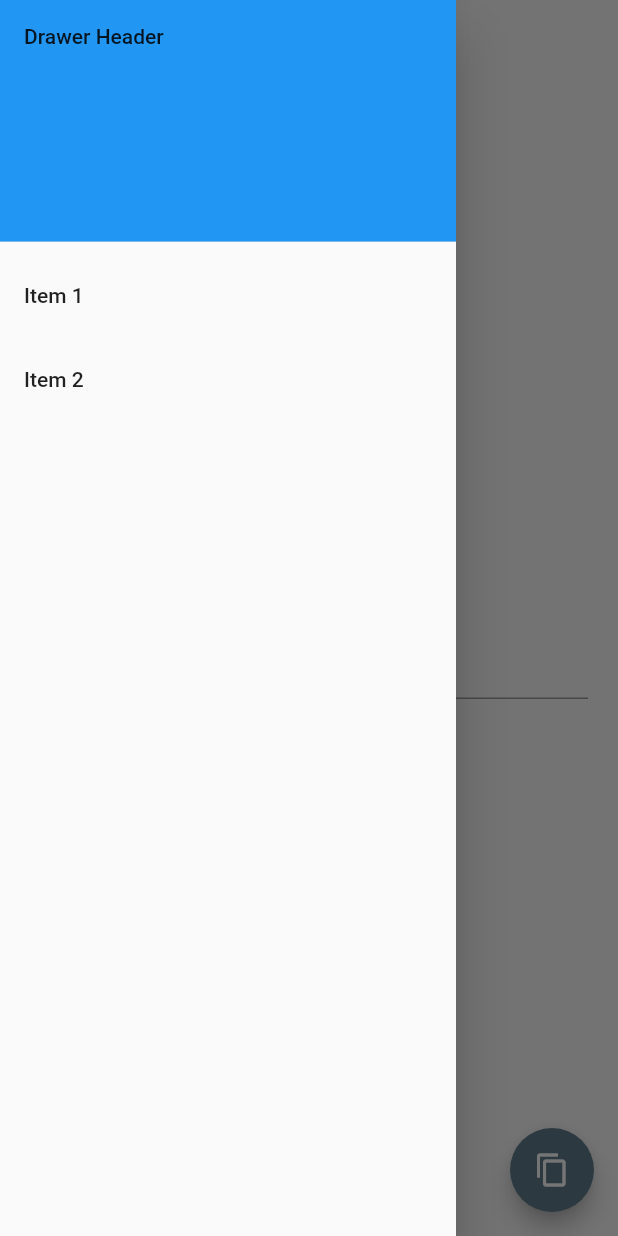
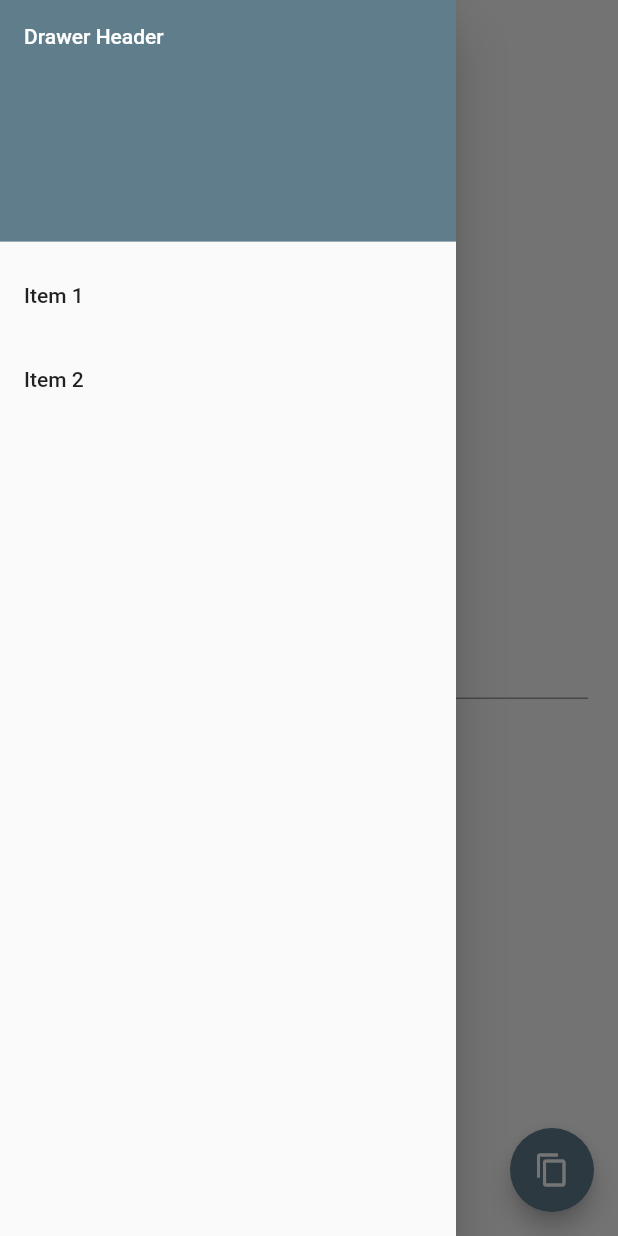
Before and after one commit to wanbok/AutoClip, a Flutter app: the screen it shows after launch, with the side drawer open, on a phone screen of 412 x 824 dp. Run offline on Flutter 3.47's test engine with Material 2 defaults, Android fonts, the phone set to English and light mode, and no system bars; our stand-ins replace flutter_local_notifications.

Commit message:
Change drawer's style

```diff
--- a/lib/main.dart
+++ b/lib/main.dart
@@ -1,6 +1,7 @@
 import 'package:flutter/material.dart';
 import 'package:flutter/services.dart';
 import 'notification_service.dart';
+import 'menu.dart';
 
 void main() => runApp(AutoClipApp());
 
@@ -145,41 +146,7 @@ class _MainState extends State<Main> with WidgetsBindingObserver {
           ],
         ),
       ),
-      drawer: Drawer(
-        // Add a ListView to the drawer. This ensures the user can scroll
-        // through the options in the Drawer if there isn't enough vertical
-        // space to fit everything.
-        child: ListView(
-          // Important: Remove any padding from the ListView.
-          padding: EdgeInsets.zero,
-          children: <Widget>[
-            DrawerHeader(
-              child: Text('Drawer Header'),
-              decoration: BoxDecoration(
-                color: Colors.blue,
-              ),
-            ),
-            ListTile(
-              title: Text('Item 1'),
-              onTap: () {
-                // Update the state of the app
-                // ...
-                // Then close the drawer
-                Navigator.pop(context);
-              },
-            ),
-            ListTile(
-              title: Text('Item 2'),
-              onTap: () {
-                // Update the state of the app
-                // ...
-                // Then close the drawer
-                Navigator.pop(context);
-              },
-            ),
-          ],
-        ),
-      ),
+      drawer: const Menu(),
       floatingActionButton: FloatingActionButton(
         onPressed: (){ _contentCopy(textEditingController.text); },
         tooltip: 'Copy',
--- /dev/null
+++ b/lib/menu.dart
@@ -0,0 +1,47 @@
+import 'package:flutter/material.dart';
+
+class Menu extends StatelessWidget {
+  const Menu();
+
+  @override
+  Widget build(BuildContext context) {
+    return Drawer(
+        // Add a ListView to the drawer. This ensures the user can scroll
+        // through the options in the Drawer if there isn't enough vertical
+        // space to fit everything.
+        child: ListView(
+          // Important: Remove any padding from the ListView.
+          padding: EdgeInsets.zero,
+          children: <Widget>[
+            DrawerHeader(
+              child: Text(
+                'Drawer Header',
+                style: TextStyle(color: Colors.white)
+              ),
+              decoration: BoxDecoration(
+                color: Colors.blueGrey,
+              ),
+            ),
+            ListTile(
+              title: Text('Item 1'),
+              onTap: () {
+                // Update the state of the app
+                // ...
+                // Then close the drawer
+                Navigator.pop(context);
+              },
+            ),
+            ListTile(
+              title: Text('Item 2'),
+              onTap: () {
+                // Update the state of the app
+                // ...
+                // Then close the drawer
+                Navigator.pop(context);
+              },
+            ),
+          ],
+        ),
+      );
+  }
+}
```
